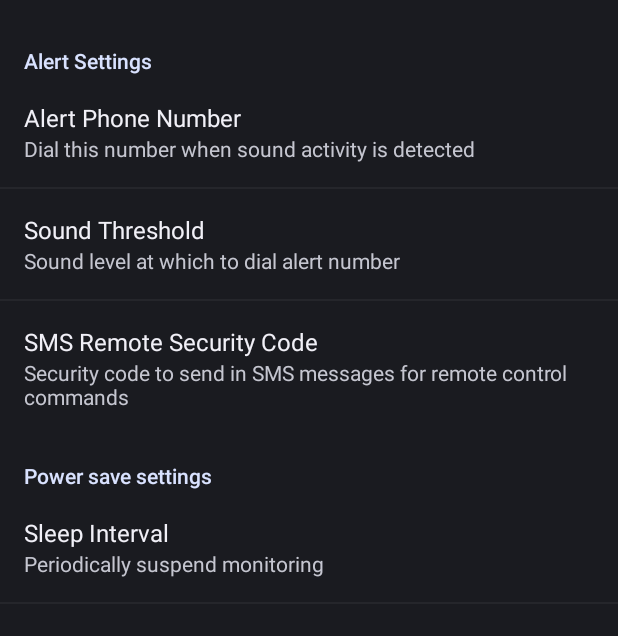
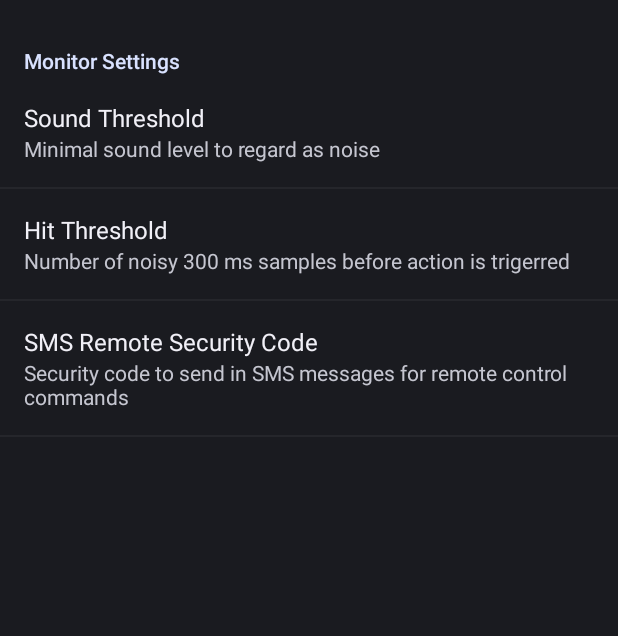
Before and after one commit to gernot-h/NoiseAlert, an Android app: the Preferences screen opened directly, with no data from a screen before it, on a phone screen of 412 x 824 dp, the part 62-698 px from its top. Run offline under Robolectric (Android 15) with nearby library versions, the phone set to English and light mode, and no system bars.

Commit message:
Cleanup and make monitor settings configurable
Remove SMS remote control and autoResume (service is independent of activity
anyways). Add hit threshold to settings menu and save/restore it. Prepare
configurable poll interval (hard-coded to activity, but passed on to service).

```diff
--- a/app/src/main/AndroidManifest.xml
+++ b/app/src/main/AndroidManifest.xml
@@ -7,7 +7,6 @@
     <uses-sdk android:minSdkVersion="2" />
 
     <uses-permission android:name="android.permission.RECORD_AUDIO" />
-    <uses-permission android:name="android.permission.RECEIVE_SMS" />
     <uses-permission android:name="android.permission.WAKE_LOCK" />
 
     <application
--- a/app/src/main/res/menu/main_menu.xml
+++ b/app/src/main/res/menu/main_menu.xml
@@ -1,7 +1,6 @@
 <menu xmlns:android="http://schemas.android.com/apk/res/android">
   <item android:title="@string/start" android:id="@+id/start_stop"></item>
   <item android:title="@string/test" android:id="@+id/test"></item>
-  <item android:title="@string/panic" android:id="@+id/panic"></item>
   <item android:title="@string/help" android:id="@+id/help"/>
   <item android:title="@string/settings" android:id="@+id/settings"></item>
 </menu>
--- a/app/src/main/res/values/strings.xml
+++ b/app/src/main/res/values/strings.xml
@@ -3,27 +3,21 @@
     <string name="app_name">Noise Alert</string>
 	<string name="settings">Settings</string>
 	<string name="threshold">Threshold</string>
-	<string name="call_number">Callout Number</string>
 	<string name="start">Start</string>
 	<string name="stop">Stop</string>
 	<string name="test">Test</string>
-	<string name="panic">Panic</string>
+	<string name="test_msg">Test Broadcast</string>
 	<string name="help">Help</string>
 	<string name="stopped">stopped...</string>
-	<string name="alert_heading">Alert Settings</string>
-	<string name="power_heading">Power save settings</string>
-	<string name="alert_phone">Alert Phone Number</string>
-	<string name="alert_phone_summary">Dial this number when sound activity is detected</string>
+	<string name="monitor_heading">Monitor Settings</string>
 	<string name="sound_threshold">Sound Threshold</string>
-	<string name="sound_threshold_summary">Sound level at which to dial alert number</string>
+	<string name="sound_threshold_summary">Minimal sound level to regard as noise</string>
+    <string name="hit_threshold">Hit Threshold</string>
+    <string name="hit_threshold_summary">Number of noisy 300 ms samples before action is trigerred</string>
 	<string name="security_code">SMS Remote Security Code</string>
 	<string name="security_code_summary">Security code to send in SMS messages for remote control commands</string>
-	<string name="sleep">Sleep Interval</string>
-	<string name="sleep_summary">Periodically suspend monitoring</string>
 	<string name="display_update">Enable Graphics</string>
 	<string name="display_update_summary">Enable graphical volume meter</string>
-    <string name="no_num_title">Missing Number</string>
-    <string name="no_num_msg">No alert phone number has been set!</string>
     <string name="ok">ok</string>
     <string name="help_title">NoiseAlert Help</string>
     <string name="help_text">
--- a/app/src/main/res/xml/preferences.xml
+++ b/app/src/main/res/xml/preferences.xml
@@ -19,14 +19,7 @@
         xmlns:android="http://schemas.android.com/apk/res/android">
 
         <PreferenceCategory
-        	android:title="@string/alert_heading">
-        	<EditTextPreference
-                android:key="alert_phone_number"
-                android:title="@string/alert_phone"
-                android:summary="@string/alert_phone_summary"
-                android:dialogTitle="@string/alert_phone"
-                android:defaultValue="" />
-
+        	android:title="@string/monitor_heading">
         	<ListPreference
                 android:key="threshold"
                 android:title="@string/sound_threshold"
@@ -34,7 +27,15 @@
                 android:entries="@array/entries_threshold"
                 android:entryValues="@array/entries_threshold"
                 android:dialogTitle="@string/threshold"
-                android:defaultValue="5" />
+                android:defaultValue="4" />
+            <ListPreference
+                android:key="hit_threshold"
+                android:title="@string/hit_threshold"
+                android:summary="@string/hit_threshold_summary"
+                android:entries="@array/entries_threshold"
+                android:entryValues="@array/entries_threshold"
+                android:dialogTitle="@string/hit_threshold"
+                android:defaultValue="2" />
             <EditTextPreference
                 android:key="sms_security_code"
                 android:title="@string/security_code"
@@ -42,15 +43,4 @@
                 android:dialogTitle="@string/security_code"
                 android:defaultValue="" />
         </PreferenceCategory>
-        <PreferenceCategory
-        	android:title="@string/power_heading">
-        	<ListPreference
-                android:key="sleep"
-                android:title="@string/sleep"
-                android:summary="@string/sleep_summary"
-                android:entries="@array/entries_sleep"
-                android:entryValues="@array/values_sleep"
-                android:dialogTitle="@string/sleep"
-                android:defaultValue="0" />
-    	</PreferenceCategory>
 </PreferenceScreen>
```
Also changed, not shown: app/src/main/java/com/google/android/noisealert/NoiseAlert.java (+36 -70 lines), app/src/main/java/com/google/android/noisealert/NoiseMonitor.java (+19 -8 lines).
